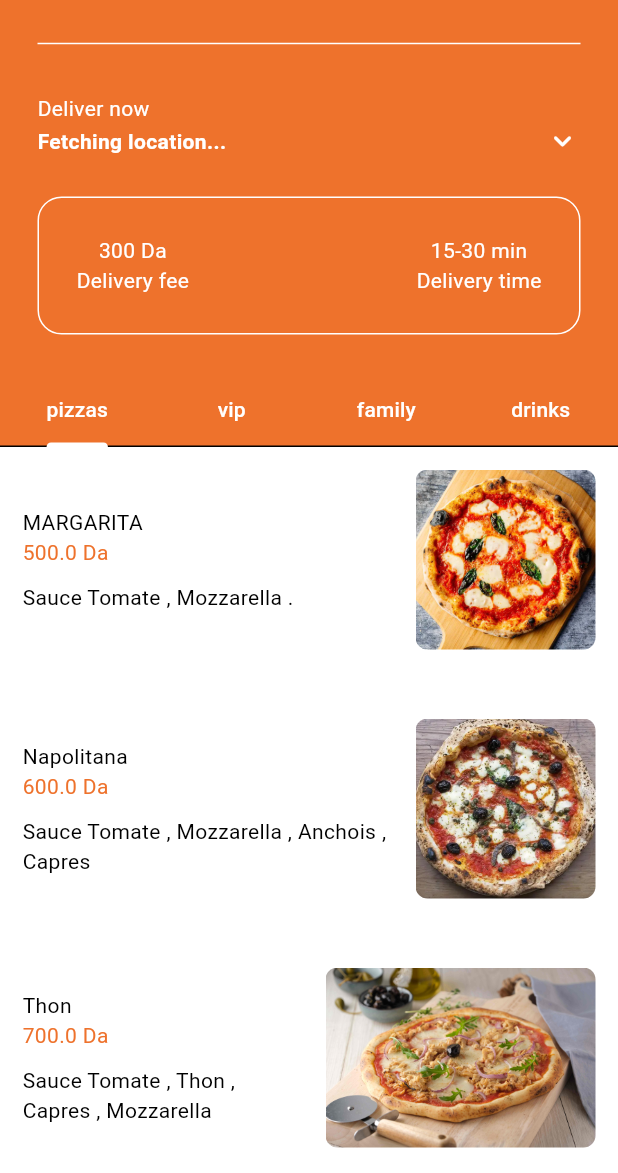
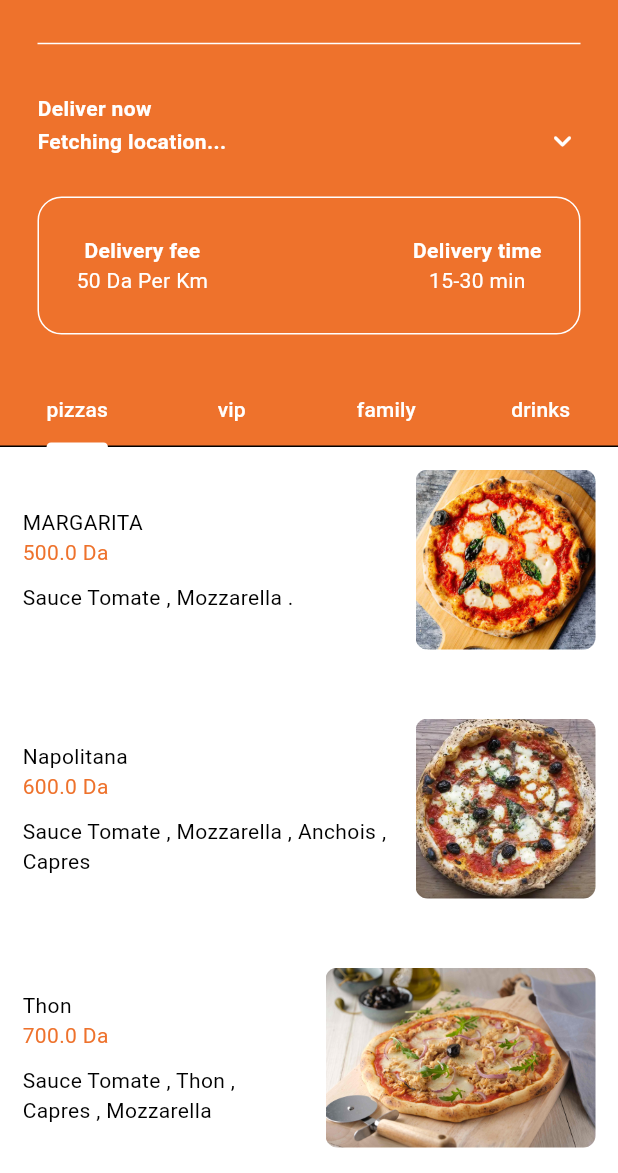
Before and after one commit to MenouraIlyes/MoPizza31, a Flutter app: the HomePage screen opened directly, on a phone screen of 412 x 824 dp, the part 63-1236 px from its top. Run offline on Flutter 3.47's test engine with Material 3 defaults, Android fonts, the phone set to English and light mode, and no system bars; our stand-ins replace cloud_firestore, country_picker, firebase_auth, firebase_core, flutter_credit_card, geocoding and 4 more; accounts and stored records are empty.

Commit message:
ShippingFee

```diff
--- a/lib/components/my_current_location.dart
+++ b/lib/components/my_current_location.dart
@@ -109,6 +109,7 @@ class _MyCurrentLocationState extends State<MyCurrentLocation> {
             "Deliver now",
             style: TextStyle(
               color: Colors.white,
+              fontWeight: FontWeight.bold,
             ),
           ),
           GestureDetector(
--- a/lib/components/my_description_box.dart
+++ b/lib/components/my_description_box.dart
@@ -8,8 +8,10 @@ class MyDescriptionBox extends StatelessWidget {
     // textstyle
     var myPrimaryTextStyle =
         TextStyle(color: Theme.of(context).colorScheme.tertiary);
-    var mySecondaryTextStyle =
-        TextStyle(color: Theme.of(context).colorScheme.tertiary);
+    var mySecondaryTextStyle = TextStyle(
+      color: Theme.of(context).colorScheme.tertiary,
+      fontWeight: FontWeight.bold,
+    );
 
     return Container(
       decoration: BoxDecoration(
@@ -24,12 +26,12 @@ class MyDescriptionBox extends StatelessWidget {
           Column(
             children: [
               Text(
-                "300 Da",
-                style: myPrimaryTextStyle,
+                "Delivery fee",
+                style: mySecondaryTextStyle,
               ),
               Text(
-                "Delivery fee",
-                style: mySecondaryTextStyle,
+                "50 Da Per Km",
+                style: myPrimaryTextStyle,
               ),
             ],
           ),
@@ -38,12 +40,12 @@ class MyDescriptionBox extends StatelessWidget {
           Column(
             children: [
               Text(
+                "Delivery time",
+                style: mySecondaryTextStyle,
+              ),
+              Text(
                 "15-30 min",
                 style: myPrimaryTextStyle,
-              ),
-              Text(
-                "Delivery time",
-                style: mySecondaryTextStyle,
               ),
             ],
           ),
--- a/lib/models/restaurant_provider.dart
+++ b/lib/models/restaurant_provider.dart
@@ -1,5 +1,6 @@
 import 'package:collection/collection.dart';
 import 'package:flutter/material.dart';
+import 'package:geolocator/geolocator.dart';
 import 'package:intl/intl.dart';
 import 'package:mopizza/models/cart_item.dart';
 import 'package:mopizza/models/food.dart';
@@ -97,8 +98,12 @@ class Restaurant extends ChangeNotifier {
   // user cart
   final List<CartItem> _cart = [];
 
+  // Restaurant coordinates
+  final double restaurantLatitude = 35.71459180217602;
+  final double restaurantLongitude = -0.5809025533727596;
+
   // Shipping fee
-  double _shippingFee = 300.0;
+  double _shippingFee = 100.0;
 
   // Getter for shipping fee
   double get shippingFee => _shippingFee;
@@ -185,6 +190,21 @@ class Restaurant extends ChangeNotifier {
     return subtotal + _shippingFee;
   }
 
+  // Calculate the shipping fee
+  Future<void> calculateShippingFee(Position userPosition) async {
+    double distanceInMeters = Geolocator.distanceBetween(
+      restaurantLatitude,
+      restaurantLongitude,
+      userPosition.latitude,
+      userPosition.longitude,
+    );
+
+    double distanceInKm = distanceInMeters / 1000.0;
+
+    _shippingFee = distanceInKm * 50;
+    notifyListeners();
+  }
+
   // clear the cart
   void clearCart() {
     _cart.clear();
--- a/lib/pages/cart_page.dart
+++ b/lib/pages/cart_page.dart
@@ -95,7 +95,7 @@ class CartPage extends StatelessWidget {
                   ),
                 ),
 
-                // button to pay
+                // button to continue to checkout
                 MyButton(
                   onTap: () {
                     if (userCart.isEmpty) {
```
Also changed, not shown: lib/pages/delivery_progress_page.dart (+10 -8 lines), lib/screens/checkout_screen.dart (+6 -4 lines).
